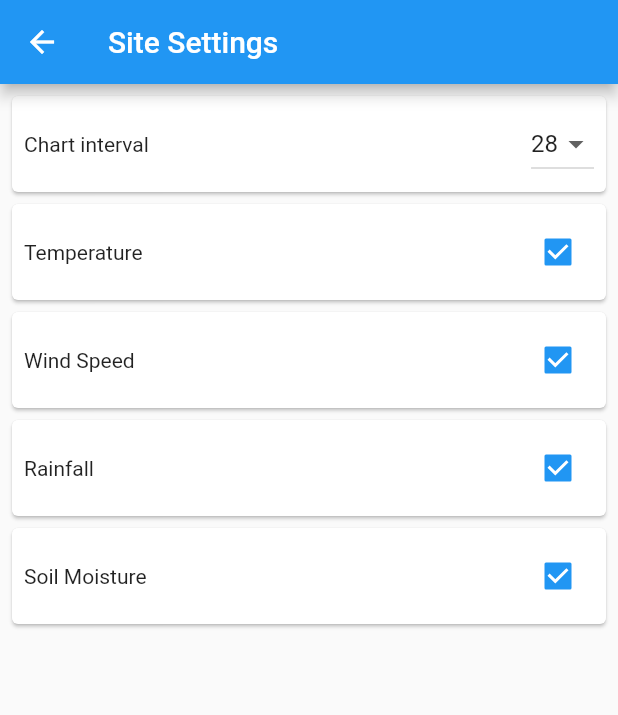
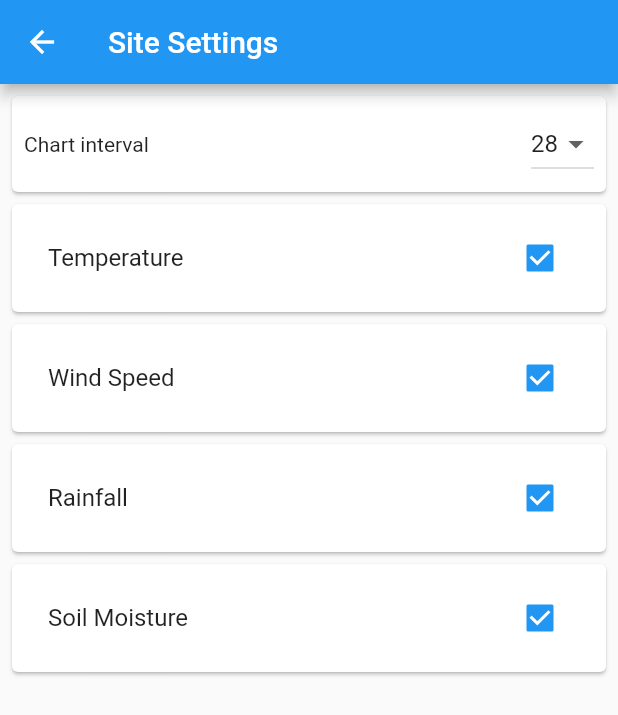
Before and after one commit to tytydraco/cg_proto2, a Flutter app: the SettingsPage screen opened directly with empty values, on a phone screen of 412 x 824 dp. Shown: the top 715 px of the screen. Run offline on Flutter 3.47's test engine with Material 2 defaults, Android fonts, the phone set to English and light mode, and no system bars; our stand-ins replace fl_chart, shared_preferences; accounts and stored records are empty.

Commit message:
Modernize checkbox pref widget
Signed-off-by: Tyler Nijmeh <tylernij@gmail.com>

```diff
--- a/lib/widgets/chart_visibility_checkbox.dart
+++ b/lib/widgets/chart_visibility_checkbox.dart
@@ -38,17 +38,13 @@ class _ChartVisibilityCheckboxState extends State<ChartVisibilityCheckbox> {
       margin: const EdgeInsets.only(left: 8, right: 8, top: 8),
       child: Padding(
         padding: const EdgeInsets.all(8),
-        child: Row(
-          children: [
-            Expanded(
-              child: Text(widget.title),
-            ),
-            FutureBuilder(
+        child: FutureBuilder(
           future: getChecked(),
           builder: (context, snapshot) {
             if (snapshot.hasData) {
               final checked = snapshot.data as bool;
-                  return Checkbox(
+              return CheckboxListTile(
+                title: Text(widget.title),
                 value: checked,
                 onChanged: (newValue) {
                   setChecked(newValue!);
@@ -62,8 +58,6 @@ class _ChartVisibilityCheckboxState extends State<ChartVisibilityCheckbox> {
             }
           },
         ),
-          ],
-        ),
       ),
     );
   }
```
Lines whose indentation alone changed are shown as unchanged.
